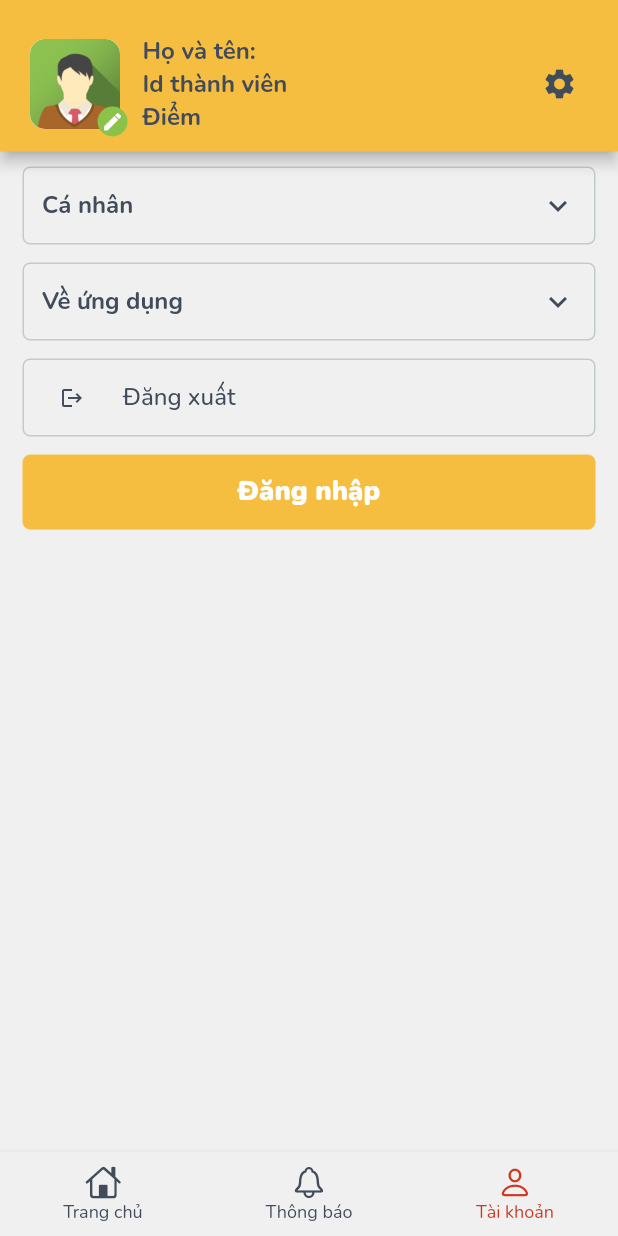
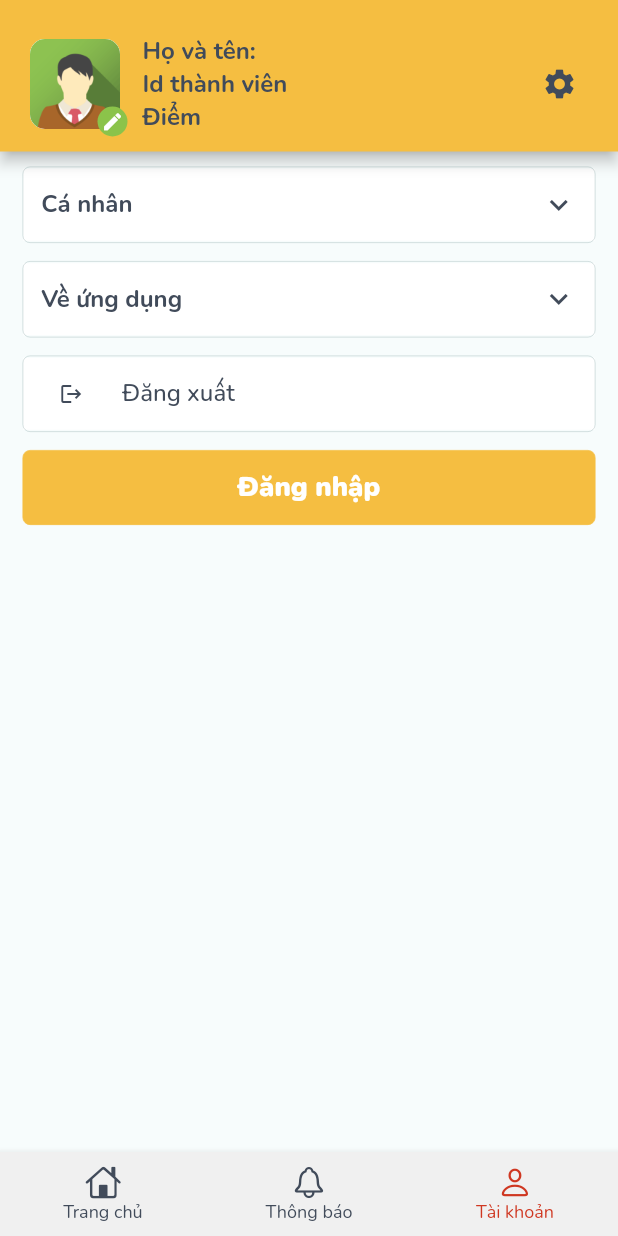
Before and after one commit to phudqph09495/app_q_n_a, a Flutter app: the screen it shows after launch, item 3 of the bottom bar chosen, on a phone screen of 412 x 824 dp. Run offline on Flutter 3.47's test engine with Material 2 defaults, Android fonts, the phone set to English and light mode, and no system bars; our stand-ins replace device_preview, flutter_rating_bar, font_awesome_flutter, google_fonts, image_cropper, image_picker and 3 more; missing offline and left inert: flutter_dialogs, qr_code_scanner, responsive_scaffold_nullsafe; network calls fail.

Commit message:
update 30/06/2022

```diff
--- a/lib/Screens/Screens_TaiKhoan/body_product.dart
+++ b/lib/Screens/Screens_TaiKhoan/body_product.dart
@@ -156,7 +156,7 @@ class _BodyProductState extends State<BodyProduct> {
   Widget build(BuildContext context) {
     ToastContext().init(context);
     return Scaffold(
-      backgroundColor: ColorApp.whiteF0,
+      backgroundColor: ColorApp.whiteF7,
       appBar: AppBar(
         backgroundColor: ColorApp.orangeF2,
         bottom: PreferredSize(
@@ -170,9 +170,10 @@ class _BodyProductState extends State<BodyProduct> {
           children: [
             Container(
               decoration: BoxDecoration(
-                  border: Border.all(color: ColorApp.main.withOpacity(0.2)),
-                  borderRadius: BorderRadius.circular(5)),
+                  border: Border.all(color: ColorApp.main.withOpacity(0.2),width: 0.5),
+                  borderRadius: BorderRadius.circular(5),),
               child: ListTileTheme(
+                tileColor: Colors.white,
                 contentPadding: const EdgeInsets.symmetric(horizontal: 12),
                 dense: true,
                 child: ExpansionTile(
@@ -200,9 +201,10 @@ class _BodyProductState extends State<BodyProduct> {
             Container(
               decoration: BoxDecoration(
                   // border: Border.all(color: ColorApp.black, width: 0.5),
-                  border: Border.all(color: ColorApp.main.withOpacity(0.2)),
+                  border: Border.all(color: ColorApp.main.withOpacity(0.2),width: 0.5),
                   borderRadius: BorderRadius.circular(5)),
               child: ListTileTheme(
+                tileColor: Colors.white,
                 contentPadding: const EdgeInsets.symmetric(horizontal: 12),
                 dense: true,
                 child: ExpansionTile(
@@ -230,9 +232,10 @@ class _BodyProductState extends State<BodyProduct> {
             Container(
               decoration: BoxDecoration(
                   // border: Border.all(color: ColorApp.black, width: 0.5),
-                  border: Border.all(color: ColorApp.main.withOpacity(0.2)),
+                  border: Border.all(color: ColorApp.main.withOpacity(0.2),width: 0.5),
                   borderRadius: BorderRadius.circular(5)),
               child: ListTileTheme(
+                tileColor: Colors.white,
                 contentPadding: const EdgeInsets.symmetric(horizontal: 10),
                 dense: true,
                 child: ExpansionTile(
--- a/lib/Screens/home.dart
+++ b/lib/Screens/home.dart
@@ -51,7 +51,7 @@ class _HomeScreenState extends State<HomeScreen> {
                 height: 16,
               ),
               Image.asset(
-                'images/logomoii.png',
+                'images/backg.png',
                 height: 45,
                 fit: BoxFit.fitHeight,
                 alignment: Alignment.centerLeft,
--- a/lib/Screens/registration.dart
+++ b/lib/Screens/registration.dart
@@ -88,9 +88,9 @@ class _RegistrationScreenState extends State<RegistrationScreen> {
                           //   alignment: Alignment.center,
                           // ),
                           Image.asset(
-                            'images/logomoi2.png',
-                              width: 255,
-                            height: 78,
+                            'images/backg.png',
+                              width: 222,
+                            height: 88,
                             fit: BoxFit.fitHeight,
                             alignment: Alignment.centerLeft,
                           ),
```
Also changed, not shown: lib/Screens/Screens_Notification/notification.dart (+0 -34 lines), lib/Screens/login.dart (+4 -4 lines), images/a1.png (added), images/backg.png (added).
